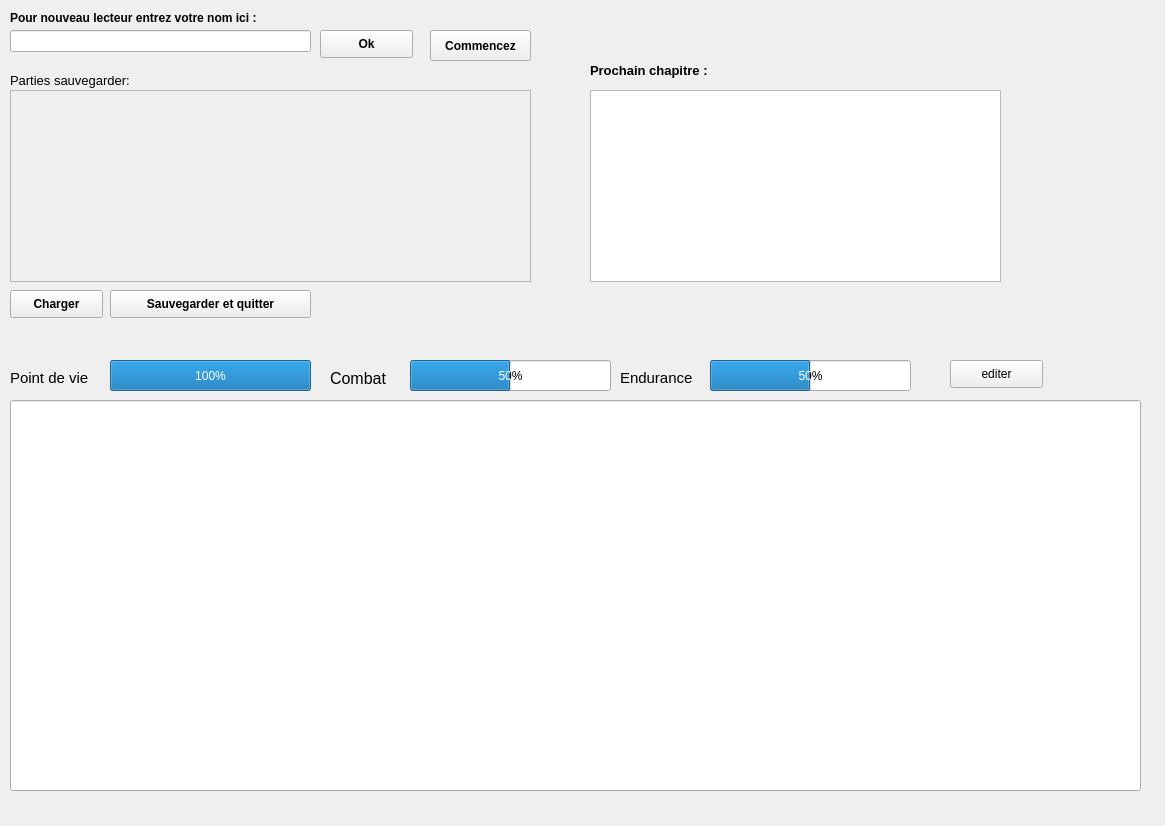
The window that GUI/GUI.ui (2164459-Marquis-Thomas/Livre_hero_LES_POKECONS) describes before a commit, drawn with Qt 5.
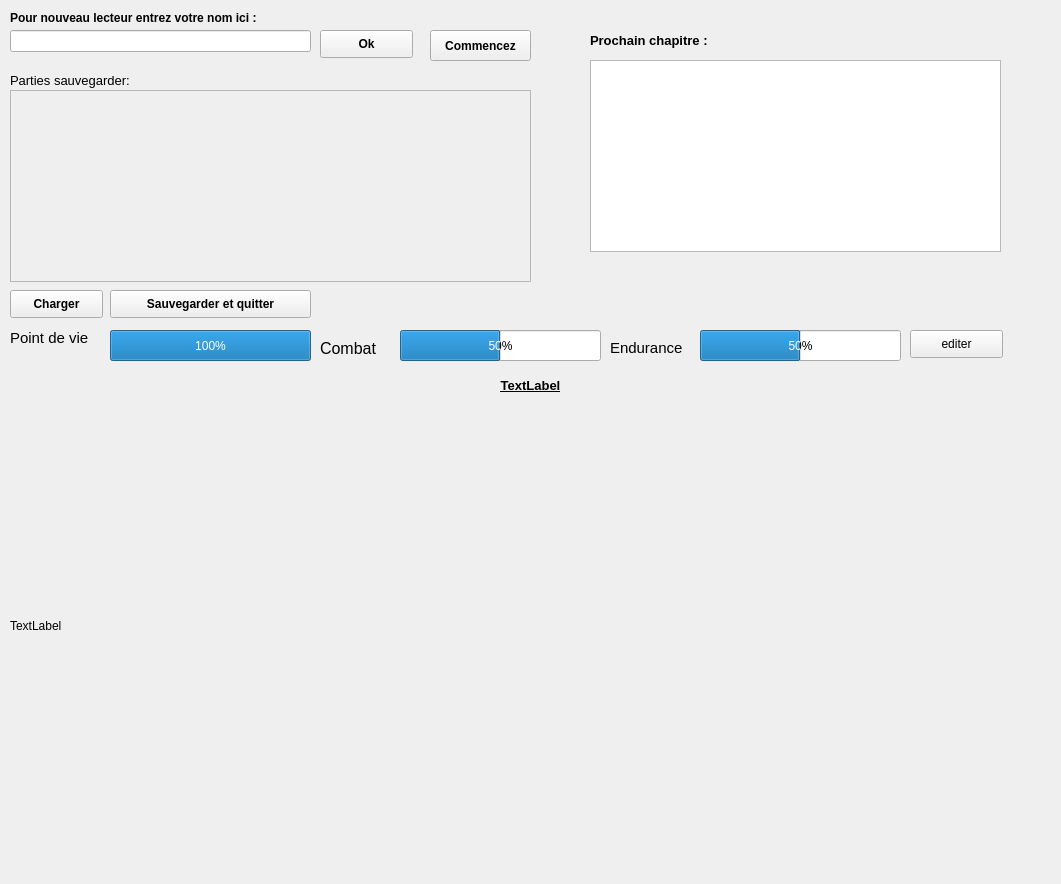
The same window after the commit.

Commit message: l'affichage du texte et l'insertion d'un nouveau joueur fonctionne

Patch:
```diff
--- a/GUI/GUI.ui
+++ b/GUI/GUI.ui
@@ -9,8 +9,8 @@
    <rect>
     <x>0</x>
     <y>0</y>
-    <width>1165</width>
-    <height>826</height>
+    <width>1061</width>
+    <height>884</height>
    </rect>
   </property>
   <property name="windowTitle">
@@ -51,7 +51,7 @@
     <property name="geometry">
      <rect>
       <x>110</x>
-      <y>360</y>
+      <y>330</y>
       <width>201</width>
       <height>31</height>
      </rect>
@@ -63,8 +63,8 @@
    <widget class="QProgressBar" name="progressBar_2">
     <property name="geometry">
      <rect>
-      <x>410</x>
-      <y>360</y>
+      <x>400</x>
+      <y>330</y>
       <width>201</width>
       <height>31</height>
      </rect>
@@ -76,8 +76,8 @@
    <widget class="QProgressBar" name="progressBar_3">
     <property name="geometry">
      <rect>
-      <x>710</x>
-      <y>360</y>
+      <x>700</x>
+      <y>330</y>
       <width>201</width>
       <height>31</height>
      </rect>
@@ -90,7 +90,7 @@
     <property name="geometry">
      <rect>
       <x>10</x>
-      <y>370</y>
+      <y>330</y>
       <width>101</width>
       <height>16</height>
      </rect>
@@ -107,8 +107,8 @@
    <widget class="QLabel" name="label_4">
     <property name="geometry">
      <rect>
-      <x>330</x>
-      <y>370</y>
+      <x>320</x>
+      <y>340</y>
       <width>71</width>
       <height>16</height>
      </rect>
@@ -125,8 +125,8 @@
    <widget class="QLabel" name="label_5">
     <property name="geometry">
      <rect>
-      <x>620</x>
-      <y>370</y>
+      <x>610</x>
+      <y>340</y>
       <width>91</width>
       <height>16</height>
      </rect>
@@ -215,8 +215,8 @@
    <widget class="QPushButton" name="pushButton_5">
     <property name="geometry">
      <rect>
-      <x>950</x>
-      <y>360</y>
+      <x>910</x>
+      <y>330</y>
       <width>93</width>
       <height>28</height>
      </rect>
@@ -229,7 +229,7 @@
     <property name="geometry">
      <rect>
       <x>590</x>
-      <y>60</y>
+      <y>30</y>
       <width>171</width>
       <height>21</height>
      </rect>
@@ -249,7 +249,7 @@
     <property name="geometry">
      <rect>
       <x>590</x>
-      <y>90</y>
+      <y>60</y>
       <width>411</width>
       <height>192</height>
      </rect>
@@ -307,14 +307,56 @@
      </rect>
     </property>
    </widget>
-   <widget class="QLineEdit" name="lineEditTexte">
+   <widget class="QLabel" name="labelTexte">
     <property name="geometry">
      <rect>
       <x>10</x>
-      <y>400</y>
-      <width>1131</width>
-      <height>391</height>
+      <y>410</y>
+      <width>1021</width>
+      <height>431</height>
      </rect>
+    </property>
+    <property name="font">
+     <font>
+      <pointsize>9</pointsize>
+      <underline>false</underline>
+     </font>
+    </property>
+    <property name="text">
+     <string>TextLabel</string>
+    </property>
+    <property name="textFormat">
+     <enum>Qt::PlainText</enum>
+    </property>
+    <property name="alignment">
+     <set>Qt::AlignJustify|Qt::AlignVCenter</set>
+    </property>
+    <property name="wordWrap">
+     <bool>true</bool>
+    </property>
+   </widget>
+   <widget class="QLabel" name="labelChapitre">
+    <property name="geometry">
+     <rect>
+      <x>310</x>
+      <y>370</y>
+      <width>441</width>
+      <height>31</height>
+     </rect>
+    </property>
+    <property name="font">
+     <font>
+      <pointsize>10</pointsize>
+      <weight>75</weight>
+      <bold>true</bold>
+      <underline>true</underline>
+     </font>
+    </property>
+    <property name="text">
+     <string>TextLabel</string>
+    </property>
+    <property name="alignment">
+     <set>Qt::AlignCenter</set>
     </property>
    </widget>
   </widget>
```
Left out of the diff: 30 changed lines with no effect on the pictures. The commit also changes 3 other files.
